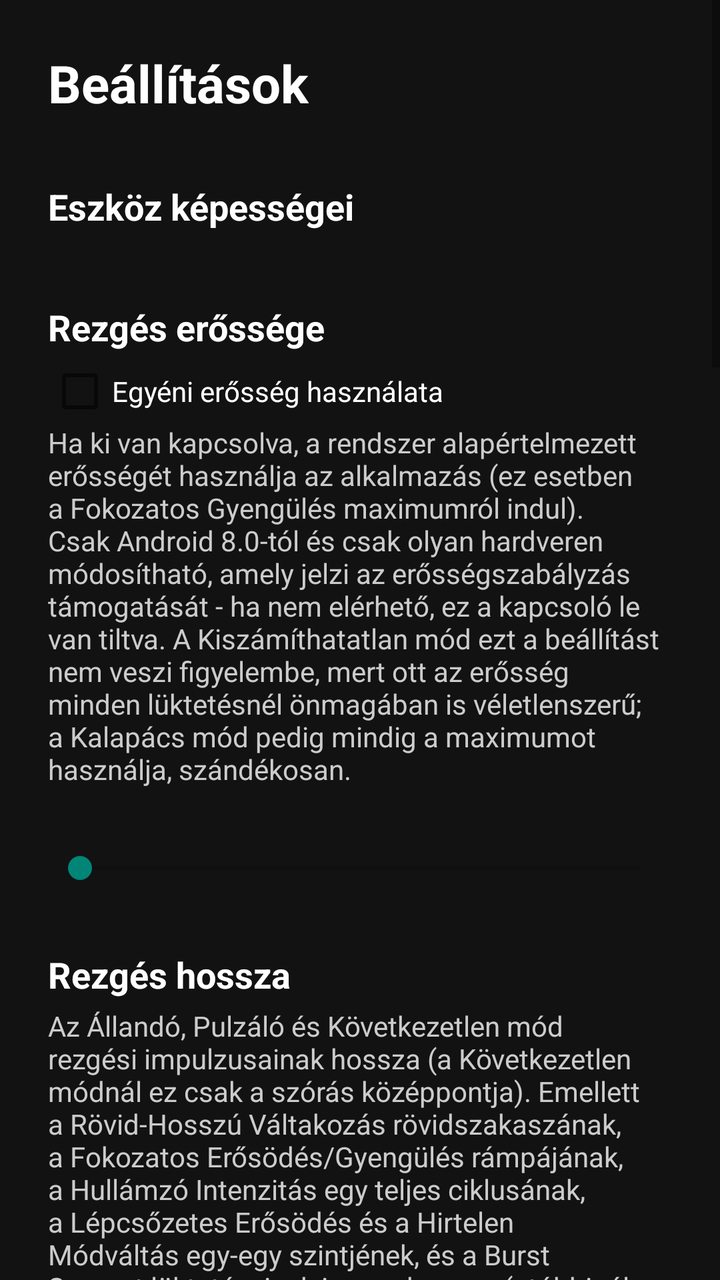
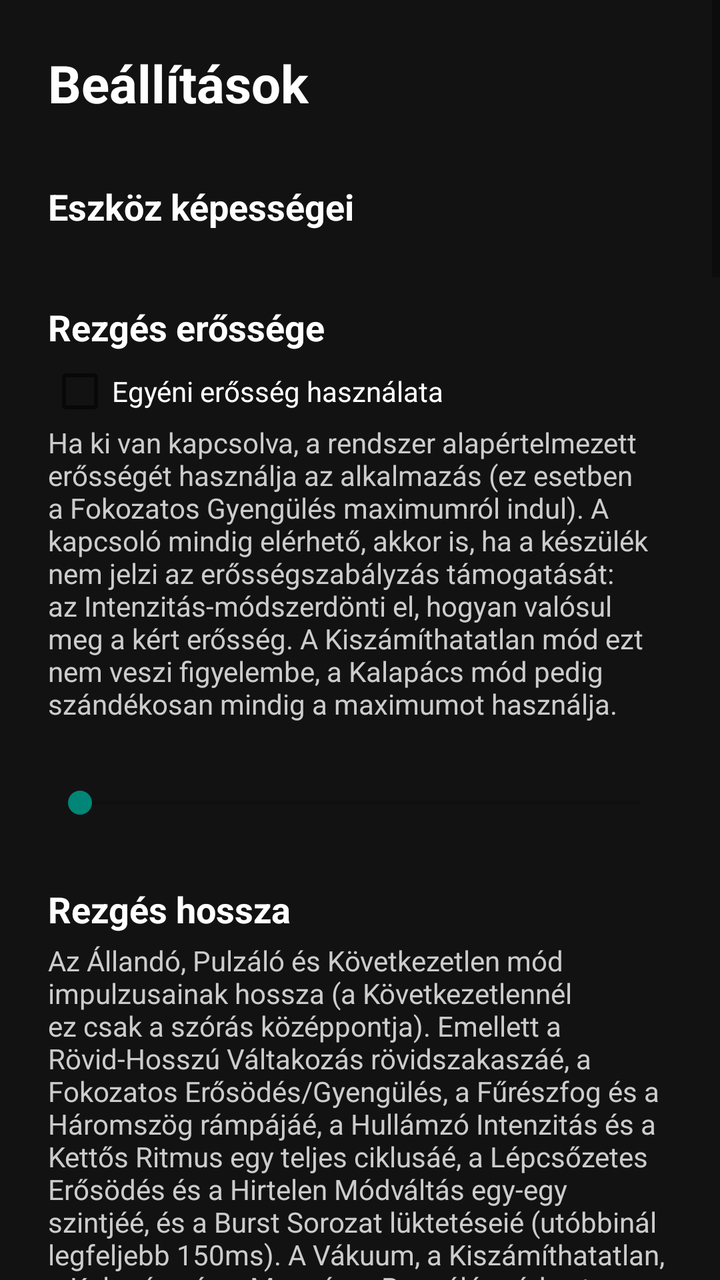

Two renders of the same Android screen: before a commit and after it. Below are the layout's source before the change and the commit's diff.
<!-- AndroidManifest.xml: application theme Theme.AppCompat.DayNight.DarkActionBar -->
<!-- res/layout/activity_settings.xml -->
<?xml version="1.0" encoding="utf-8"?>
<ScrollView xmlns:android="http://schemas.android.com/apk/res/android"
    android:layout_width="match_parent"
    android:layout_height="match_parent"
    android:background="#121212"
    android:fillViewport="true">

    <LinearLayout
        android:layout_width="match_parent"
        android:layout_height="wrap_content"
        android:orientation="vertical"
        android:padding="24dp">

        <TextView
            android:layout_width="wrap_content"
            android:layout_height="wrap_content"
            android:text="@string/settings_title"
            android:textSize="26sp"
            android:textStyle="bold"
            android:textColor="#FFFFFF"
            android:layout_marginBottom="24dp" />

        
        <TextView
            style="@style/SettingsSectionHeader"
            android:text="@string/settings_section_capabilities" />
        <LinearLayout
            android:id="@+id/containerCapabilities"
            android:layout_width="match_parent"
            android:layout_height="wrap_content"
            android:orientation="vertical"
            android:layout_marginBottom="24dp" />

        
        <TextView
            style="@style/SettingsSectionHeader"
            android:text="@string/settings_section_amplitude" />
        <CheckBox
            android:id="@+id/chkUseCustomAmplitude"
            android:layout_width="match_parent"
            android:layout_height="wrap_content"
            android:text="@string/use_custom_amplitude_label"
            android:textColor="#FFFFFF" />
        <TextView
            style="@style/SettingsDescription"
            android:text="@string/use_custom_amplitude_description" />
        <TextView
            android:id="@+id/lblAmplitudeValue"
            style="@style/SettingsValueLabel" />
        <SeekBar
            android:id="@+id/seekAmplitude"
            android:layout_width="match_parent"
            android:layout_height="wrap_content"
            android:max="254"
            android:layout_marginBottom="24dp" />

        
        <TextView
            style="@style/SettingsSectionHeader"
            android:text="@string/settings_section_duration" />
        <TextView
            style="@style/SettingsDescription"
            android:text="@string/duration_description" />
        <EditText
            android:id="@+id/editDuration"
            android:layout_width="match_parent"
            android:layout_height="wrap_content"
            android:inputType="number"
            android:hint="@string/duration_label"
            android:textColor="#FFFFFF"
            android:textColorHint="#AAAAAA"
            android:layout_marginBottom="24dp" />

        
        <TextView
            style="@style/SettingsSectionHeader"
            android:text="@string/settings_section_pause" />
        <TextView
            style="@style/SettingsDescription"
            android:text="@string/pause_description" />
        <EditText
            android:id="@+id/editPause"
            android:layout_width="match_parent"
            android:layout_height="wrap_content"
            android:inputType="number"
            android:hint="@string/pause_label"
            android:textColor="#FFFFFF"
            android:textColorHint="#AAAAAA"
            android:layout_marginBottom="24dp" />

        
        <TextView
            style="@style/SettingsSectionHeader"
            android:text="@string/settings_section_unpredictability" />
        <TextView
            style="@style/SettingsDescription"
            android:text="@string/unpredictability_label" />
        <TextView
            android:id="@+id/lblUnpredictabilityValue"
            style="@style/SettingsValueLabel" />
        <SeekBar
            android:id="@+id/seekUnpredictability"
            android:layout_width="match_parent"
            android:layout_height="wrap_content"
            android:max="100"
            android:layout_marginBottom="24dp" />

        
        <TextView
            style="@style/SettingsSectionHeader"
            android:text="@string/settings_section_vibration_type" />
        <TextView
            style="@style/SettingsDescription"
            android:text="@string/vibration_type_description" />
        <RadioGroup
            android:id="@+id/radioVibrationType"
            android:layout_width="match_parent"
            android:layout_height="wrap_content"
            android:layout_marginBottom="16dp">
            <RadioButton
                android:id="@+id/radioTypeCustom"
                android:layout_width="match_parent"
                android:layout_height="wrap_content"
                android:text="@string/vibration_type_custom"
                android:textColor="#FFFFFF" />
            <RadioButton
                android:id="@+id/radioTypePredefined"
                android:layout_width="match_parent"
                android:layout_height="wrap_content"
                android:text="@string/vibration_type_predefined"
                android:textColor="#FFFFFF" />
            <RadioButton
                android:id="@+id/radioTypeComposition"
                android:layout_width="match_parent"
                android:layout_height="wrap_content"
                android:text="@string/vibration_type_composition"
                android:textColor="#FFFFFF" />
        </RadioGroup>

        
        <LinearLayout
            android:id="@+id/panelPredefinedEffect"
            android:layout_width="match_parent"
            android:layout_height="wrap_content"
            android:orientation="vertical"
            android:visibility="gone"
            android:layout_marginBottom="16dp">
            <TextView
                style="@style/SettingsSectionHeader"
                android:text="@string/settings_section_predefined_effect" />
            <RadioGroup
                android:id="@+id/radioPredefinedEffects"
                android:layout_width="match_parent"
                android:layout_height="wrap_content" />
        </LinearLayout>

        
        <LinearLayout
            android:id="@+id/panelComposition"
            android:layout_width="match_parent"
            android:layout_height="wrap_content"
            android:orientation="vertical"
            android:visibility="gone"
            android:layout_marginBottom="16dp">
            <TextView
                style="@style/SettingsSectionHeader"
                android:text="@string/settings_section_composition" />
            <TextView
                style="@style/SettingsDescription"
                android:text="@string/composition_description" />
            <LinearLayout
                android:id="@+id/containerPrimitives"
                android:layout_width="match_parent"
                android:layout_height="wrap_content"
                android:orientation="vertical" />
        </LinearLayout>

        
        <TextView
            style="@style/SettingsSectionHeader"
            android:text="@string/settings_section_wave_frequency" />
        <TextView
            style="@style/SettingsDescription"
            android:text="@string/wave_frequency_description" />
        <TextView
            android:id="@+id/lblWaveFrequencyValue"
            style="@style/SettingsValueLabel" />
        <SeekBar
            android:id="@+id/seekWaveFrequency"
            android:layout_width="match_parent"
            android:layout_height="wrap_content"
            android:max="99"
            android:layout_marginBottom="16dp" />
        <TextView
            style="@style/SettingsDescription"
            android:text="@string/sine_amplitude_description" />
        <TextView
            android:id="@+id/lblSineAmplitudeValue"
            style="@style/SettingsValueLabel" />
        <SeekBar
            android:id="@+id/seekSineAmplitude"
            android:layout_width="match_parent"
            android:layout_height="wrap_content"
            android:max="95"
            android:layout_marginBottom="24dp" />

        
        <TextView
            style="@style/SettingsSectionHeader"
            android:text="@string/settings_section_repeat_press" />
        <CheckBox
            android:id="@+id/chkRestartOnRepeatPress"
            android:layout_width="match_parent"
            android:layout_height="wrap_content"
            android:text="@string/restart_on_repeat_label"
            android:textColor="#FFFFFF" />
        <TextView
            style="@style/SettingsDescription"
            android:text="@string/restart_on_repeat_description" />

    </LinearLayout>
</ScrollView>
<!-- resources referenced by this layout -->
<resources>
  <string name="duration_description">Az Állandó, Pulzáló és Következetlen mód rezgési impulzusainak hossza (a Következetlen módnál ez csak a szórás középpontja). Emellett a Rövid-Hosszú Váltakozás "rövid" szakaszának, a Fokozatos Erősödés/Gyengülés rámpájának, a Hullámzó Intenzitás egy teljes ciklusának, a Lépcsőzetes Erősödés és a Hirtelen Módváltás egy-egy szintjének, és a Burst Sorozat lüktetéseinek is ez a hossza (utóbbinál legfeljebb 150ms-re korlátozva). A Vákuum, a Kiszámíthatatlan és a Kalapács mód ezt nem használja.</string>
  <string name="duration_label">Rezgés hossza ezredmásodpercben (ms)</string>
  <string name="pause_label">Szünet hossza ezredmásodpercben (ms)</string>
  <string name="restart_on_repeat_label">Gomb ismételt megnyomása újraindítja a rezgést</string>
  <string name="settings_section_amplitude">Rezgés erőssége</string>
  <string name="settings_section_capabilities">Eszköz képességei</string>
  <string name="settings_section_duration">Rezgés hossza</string>
  <string name="settings_section_pause">Szünet hossza</string>
  <string name="settings_section_predefined_effect">Melyik előre definiált effektus</string>
  <string name="settings_section_repeat_press">Gomb ismételt megnyomása</string>
  <string name="settings_title">Beállítások</string>
  <string name="use_custom_amplitude_description">Ha ki van kapcsolva, a rendszer alapértelmezett erősségét használja az alkalmazás (ez esetben a Fokozatos Gyengülés maximumról indul). Csak Android 8.0-tól és csak olyan hardveren módosítható, amely jelzi az erősségszabályzás támogatását - ha nem elérhető, ez a kapcsoló le van tiltva. A Kiszámíthatatlan mód ezt a beállítást nem veszi figyelembe, mert ott az erősség minden lüktetésnél önmagában is véletlenszerű; a Kalapács mód pedig mindig a maximumot használja, szándékosan.</string>
  <string name="use_custom_amplitude_label">Egyéni erősség használata</string>
  <string name="vibration_type_composition">Összetett primitívek (Android 11-től)</string>
  <string name="vibration_type_custom">Egyéni hullámforma (a fenti erősség és hossz alapján)</string>
  <string name="vibration_type_predefined">Előre definiált effektus (Android 10-től)</string>
  <!-- unchanged entries left out for length: 14 -->
</resources>

<!-- the commit's change to res/layout/activity_settings.xml (unified diff, before → after) -->
@@ -178,6 +178,88 @@
         
         <TextView
             style="@style/SettingsSectionHeader"
+            android:text="@string/settings_section_intensity_method" />
+        <TextView
+            style="@style/SettingsDescription"
+            android:text="@string/intensity_method_description" />
+        <RadioGroup
+            android:id="@+id/radioIntensityMethod"
+            android:layout_width="match_parent"
+            android:layout_height="wrap_content"
+            android:layout_marginBottom="24dp">
+            <RadioButton
+                android:id="@+id/radioMethodAuto"
+                android:layout_width="match_parent"
+                android:layout_height="wrap_content"
+                android:text="@string/method_auto"
+                android:textColor="#FFFFFF" />
+            <RadioButton
+                android:id="@+id/radioMethodAmplitude"
+                android:layout_width="match_parent"
+                android:layout_height="wrap_content"
+                android:text="@string/method_amplitude"
+                android:textColor="#FFFFFF" />
+            <RadioButton
+                android:id="@+id/radioMethodDuty"
+                android:layout_width="match_parent"
+                android:layout_height="wrap_content"
+                android:text="@string/method_duty"
+                android:textColor="#FFFFFF" />
+        </RadioGroup>
+
+        
+        <TextView
+            style="@style/SettingsSectionHeader"
+            android:text="@string/settings_section_usage" />
+        <TextView
+            style="@style/SettingsDescription"
+            android:text="@string/usage_description" />
+        <RadioGroup
+            android:id="@+id/radioVibrationUsage"
+            android:layout_width="match_parent"
+            android:layout_height="wrap_content"
+            android:layout_marginBottom="24dp">
+            <RadioButton
+                android:id="@+id/radioUsageAlarm"
+                android:layout_width="match_parent"
+                android:layout_height="wrap_content"
+                android:text="@string/usage_alarm"
+                android:textColor="#FFFFFF" />
+            <RadioButton
+                android:id="@+id/radioUsageAccessibility"
+                android:layout_width="match_parent"
+                android:layout_height="wrap_content"
+                android:text="@string/usage_accessibility"
+                android:textColor="#FFFFFF" />
+            <RadioButton
+                android:id="@+id/radioUsageNotification"
+                android:layout_width="match_parent"
+                android:layout_height="wrap_content"
+                android:text="@string/usage_notification"
+                android:textColor="#FFFFFF" />
+            <RadioButton
+                android:id="@+id/radioUsageTouch"
+                android:layout_width="match_parent"
+                android:layout_height="wrap_content"
+                android:text="@string/usage_touch"
+                android:textColor="#FFFFFF" />
+            <RadioButton
+                android:id="@+id/radioUsageMedia"
+                android:layout_width="match_parent"
+                android:layout_height="wrap_content"
+                android:text="@string/usage_media"
+                android:textColor="#FFFFFF" />
+            <RadioButton
+                android:id="@+id/radioUsageUnknown"
+                android:layout_width="match_parent"
+                android:layout_height="wrap_content"
+                android:text="@string/usage_unknown"
+                android:textColor="#FFFFFF" />
+        </RadioGroup>
+
+        
+        <TextView
+            style="@style/SettingsSectionHeader"
             android:text="@string/settings_section_wave_frequency" />
         <TextView
             style="@style/SettingsDescription"
<!-- resource entries referenced after the edit -->
@@ -1,17 +1,30 @@
 <!-- resources referenced by this layout -->
 <resources>
-  <string name="duration_description">Az Állandó, Pulzáló és Következetlen mód rezgési impulzusainak hossza (a Következetlen módnál ez csak a szórás középpontja). Emellett a Rövid-Hosszú Váltakozás "rövid" szakaszának, a Fokozatos Erősödés/Gyengülés rámpájának, a Hullámzó Intenzitás egy teljes ciklusának, a Lépcsőzetes Erősödés és a Hirtelen Módváltás egy-egy szintjének, és a Burst Sorozat lüktetéseinek is ez a hossza (utóbbinál legfeljebb 150ms-re korlátozva). A Vákuum, a Kiszámíthatatlan és a Kalapács mód ezt nem használja.</string>
+  <string name="duration_description">Az Állandó, Pulzáló és Következetlen mód impulzusainak hossza (a Következetlennél ez csak a szórás középpontja). Emellett a Rövid-Hosszú Váltakozás "rövid" szakaszáé, a Fokozatos Erősödés/Gyengülés, a Fűrészfog és a Háromszög rámpájáé, a Hullámzó Intenzitás és a Kettős Ritmus egy teljes ciklusáé, a Lépcsőzetes Erősödés és a Hirtelen Módváltás egy-egy szintjéé, és a Burst Sorozat lüktetéseié (utóbbinál legfeljebb 150ms). A Vákuum, a Kiszámíthatatlan, a Kalapács és a Mozgásra Reagáló mód ezt nem használja.</string>
   <string name="duration_label">Rezgés hossza ezredmásodpercben (ms)</string>
+  <string name="intensity_method_description">Hogyan valósuljon meg a "gyengébb / erősebb" rezgés. Automatikus: amplitúdót kér, ha a hardver jelzi a támogatását, különben a kitöltési tényezőt (az on/off arányt) modulálja. Amplitúdó kényszerítve: mindig amplitúdót kér - akkor is, ha a készülék azt jelzi, hogy nem támogatja (egyes gyártók eszközei rosszul jelentik). Kitöltési tényező: mindig az on/off arányt modulálja, ami minden hardveren érezhető, mert nem az amplitúdó-támogatásra épül. Ha egy telefonon nem változik az erősség, próbáld ezt a kettőt.</string>
+  <string name="method_amplitude">Amplitúdó kényszerítve</string>
+  <string name="method_auto">Automatikus (a hardver jelzése alapján)</string>
+  <string name="method_duty">Kitöltési tényező (on/off arány)</string>
   <string name="pause_label">Szünet hossza ezredmásodpercben (ms)</string>
   <string name="restart_on_repeat_label">Gomb ismételt megnyomása újraindítja a rezgést</string>
   <string name="settings_section_amplitude">Rezgés erőssége</string>
   <string name="settings_section_capabilities">Eszköz képességei</string>
   <string name="settings_section_duration">Rezgés hossza</string>
+  <string name="settings_section_intensity_method">Intenzitás-módszer</string>
   <string name="settings_section_pause">Szünet hossza</string>
   <string name="settings_section_predefined_effect">Melyik előre definiált effektus</string>
   <string name="settings_section_repeat_press">Gomb ismételt megnyomása</string>
+  <string name="settings_section_usage">Rezgés felhasználási osztálya</string>
   <string name="settings_title">Beállítások</string>
-  <string name="use_custom_amplitude_description">Ha ki van kapcsolva, a rendszer alapértelmezett erősségét használja az alkalmazás (ez esetben a Fokozatos Gyengülés maximumról indul). Csak Android 8.0-tól és csak olyan hardveren módosítható, amely jelzi az erősségszabályzás támogatását - ha nem elérhető, ez a kapcsoló le van tiltva. A Kiszámíthatatlan mód ezt a beállítást nem veszi figyelembe, mert ott az erősség minden lüktetésnél önmagában is véletlenszerű; a Kalapács mód pedig mindig a maximumot használja, szándékosan.</string>
+  <string name="usage_accessibility">Kisegítő lehetőségek</string>
+  <string name="usage_alarm">Ébresztő (alapértelmezett, háttérben is megbízható)</string>
+  <string name="usage_description">Az Android a rendszer-szintű Rezgés erőssége beállítások (hívás, értesítés, érintés, média) szerint skálázza az alkalmazások rezgését, és a háttérből induló rezgést csak figyelemfelkeltő osztállyal engedi. Ha a telefonon az adott kategória gyengére van állítva, az az app amplitúdó-különbségeit összenyomja. Ha az erősség nem változik, próbálj másik osztályt, és ellenőrizd a telefon Rezgés erőssége beállításait.</string>
+  <string name="usage_media">Média</string>
+  <string name="usage_notification">Értesítés</string>
+  <string name="usage_touch">Érintés-visszajelzés</string>
+  <string name="usage_unknown">Nincs megadva</string>
+  <string name="use_custom_amplitude_description">Ha ki van kapcsolva, a rendszer alapértelmezett erősségét használja az alkalmazás (ez esetben a Fokozatos Gyengülés maximumról indul). A kapcsoló mindig elérhető, akkor is, ha a készülék nem jelzi az erősségszabályzás támogatását: az "Intenzitás-módszer" dönti el, hogyan valósul meg a kért erősség. A Kiszámíthatatlan mód ezt nem veszi figyelembe, a Kalapács mód pedig szándékosan mindig a maximumot használja.</string>
   <string name="use_custom_amplitude_label">Egyéni erősség használata</string>
   <string name="vibration_type_composition">Összetett primitívek (Android 11-től)</string>
   <string name="vibration_type_custom">Egyéni hullámforma (a fenti erősség és hossz alapján)</string>
